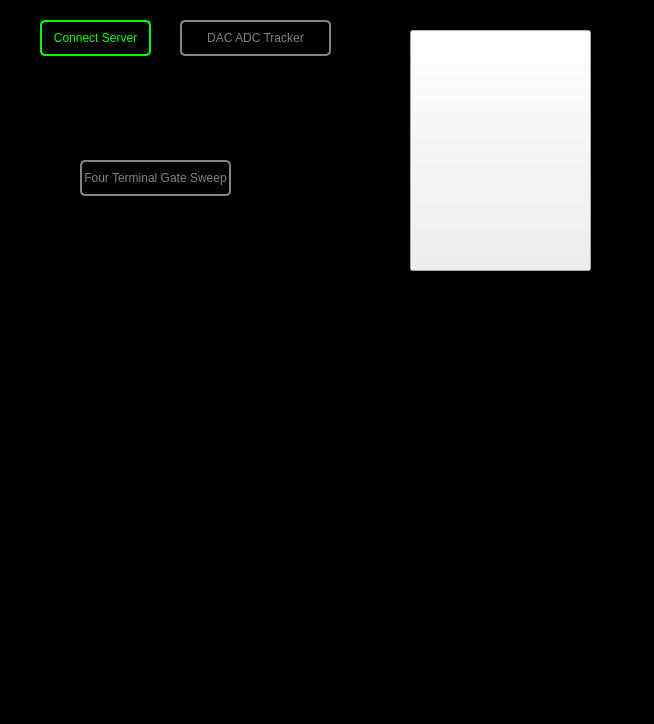
Qt form DEMONS GUI/MainWindow.ui (zxiazxia/LabRAD-Device-Electrical_Measurement-ONline_Software) before a commit.
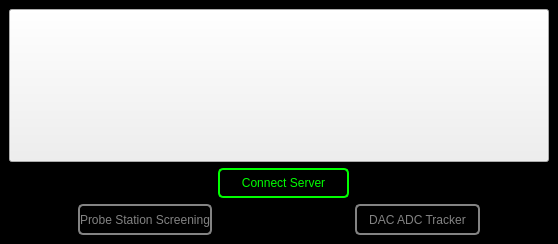
The same form after that commit. Icons and pictures are not drawn.

```diff
--- a/DEMONS GUI/MainWindow.ui
+++ b/DEMONS GUI/MainWindow.ui
@@ -6,8 +6,8 @@
    <rect>
     <x>0</x>
     <y>0</y>
-    <width>654</width>
-    <height>724</height>
+    <width>558</width>
+    <height>244</height>
    </rect>
   </property>
   <property name="windowTitle">
@@ -24,15 +24,53 @@
 background-color: rgb(0, 0, 0);
 }</string>
    </property>
+   <layout class="QGridLayout" name="gridLayout" rowstretch="5,1,1" columnstretch="1,2,1,1,2,1">
+    <item row="0" column="0" colspan="6">
+     <widget class="QPushButton" name="pushButton_Logo">
+      <property name="sizePolicy">
+       <sizepolicy hsizetype="Minimum" vsizetype="Preferred">
+        <horstretch>0</horstretch>
+        <verstretch>0</verstretch>
+       </sizepolicy>
+      </property>
+      <property name="styleSheet">
+       <string notr="true">#pushButton_Logo{
+image:url(:/Pictures/Pictures/DemonPicture.png);
+background: black;\n}</string>
+      </property>
+      <property name="text">
+       <string/>
+      </property>
+     </widget>
+    </item>
+    <item row="1" column="0">
+     <spacer name="horizontalSpacer">
+      <property name="orientation">
+       <enum>Qt::Horizontal</enum>
+      </property>
+      <property name="sizeHint" stdset="0">
+       <size>
+        <width>61</width>
+        <height>20</height>
+       </size>
+      </property>
+     </spacer>
+    </item>
+    <item row="1" column="1">
+     <spacer name="horizontalSpacer_2">
+      <property name="orientation">
+       <enum>Qt::Horizontal</enum>
+      </property>
+      <property name="sizeHint" stdset="0">
+       <size>
+        <width>124</width>
+        <height>20</height>
+       </size>
+      </property>
+     </spacer>
+    </item>
+    <item row="1" column="2" colspan="2">
    <widget class="QPushButton" name="pushButton_LabRADConnect">
-    <property name="geometry">
-     <rect>
-      <x>40</x>
-      <y>20</y>
-      <width>111</width>
-      <height>36</height>
-     </rect>
-    </property>
     <property name="sizePolicy">
      <sizepolicy hsizetype="Preferred" vsizetype="Preferred">
       <horstretch>0</horstretch>
@@ -58,15 +96,48 @@
      <string>Connect Server</string>
     </property>
    </widget>
-   <widget class="QPushButton" name="pushButton_FourTerminalGateSweep">
-    <property name="geometry">
-     <rect>
-      <x>80</x>
-      <y>160</y>
-      <width>151</width>
-      <height>36</height>
-     </rect>
-    </property>
+    </item>
+    <item row="1" column="4">
+     <spacer name="horizontalSpacer_3">
+      <property name="orientation">
+       <enum>Qt::Horizontal</enum>
+      </property>
+      <property name="sizeHint" stdset="0">
+       <size>
+        <width>124</width>
+        <height>20</height>
+       </size>
+      </property>
+     </spacer>
+    </item>
+    <item row="1" column="5">
+     <spacer name="horizontalSpacer_4">
+      <property name="orientation">
+       <enum>Qt::Horizontal</enum>
+      </property>
+      <property name="sizeHint" stdset="0">
+       <size>
+        <width>61</width>
+        <height>20</height>
+       </size>
+      </property>
+     </spacer>
+    </item>
+    <item row="2" column="0">
+     <spacer name="horizontalSpacer_8">
+      <property name="orientation">
+       <enum>Qt::Horizontal</enum>
+      </property>
+      <property name="sizeHint" stdset="0">
+       <size>
+        <width>61</width>
+        <height>20</height>
+       </size>
+      </property>
+     </spacer>
+    </item>
+    <item row="2" column="1">
+     <widget class="QPushButton" name="pushButton_FourTerminalGateSweepProbeStation">
     <property name="sizePolicy">
      <sizepolicy hsizetype="Preferred" vsizetype="Preferred">
       <horstretch>0</horstretch>
@@ -81,7 +152,7 @@
 border-radius: 5px
 }
 
-QPushButton#pushButton_FourTerminalGateSweep{
+QPushButton#pushButton_FourTerminalGateSweepProbeStation{
 color: rgb(131,131,131);
 background-color:rgb(0,0,0);
 border: 2px solid  rgb(131,131,131);
@@ -89,36 +160,38 @@
 }</string>
     </property>
     <property name="text">
-     <string>Four Terminal Gate Sweep</string>
-    </property>
-   </widget>
-   <widget class="QPushButton" name="pushButton_Logo">
-    <property name="geometry">
-     <rect>
-      <x>410</x>
-      <y>30</y>
-      <width>181</width>
-      <height>241</height>
-     </rect>
-    </property>
-    <property name="styleSheet">
-     <string notr="true">#pushButton_Logo{
-image:url(:/Pictures/Pictures/DemonPicture.png);
-background: black;\n}</string>
-    </property>
-    <property name="text">
-     <string/>
-    </property>
-   </widget>
+       <string>Probe Station Screening</string>
+      </property>
+     </widget>
+    </item>
+    <item row="2" column="2">
+     <spacer name="horizontalSpacer_7">
+      <property name="orientation">
+       <enum>Qt::Horizontal</enum>
+      </property>
+      <property name="sizeHint" stdset="0">
+       <size>
+        <width>61</width>
+        <height>20</height>
+       </size>
+      </property>
+     </spacer>
+    </item>
+    <item row="2" column="3">
+     <spacer name="horizontalSpacer_6">
+      <property name="orientation">
+       <enum>Qt::Horizontal</enum>
+      </property>
+      <property name="sizeHint" stdset="0">
+       <size>
+        <width>61</width>
+        <height>20</height>
+       </size>
+      </property>
+     </spacer>
+    </item>
+    <item row="2" column="4">
    <widget class="QPushButton" name="pushButton_DACADC_Tracker">
-    <property name="geometry">
-     <rect>
-      <x>180</x>
-      <y>20</y>
-      <width>151</width>
-      <height>36</height>
-     </rect>
-    </property>
     <property name="sizePolicy">
      <sizepolicy hsizetype="Preferred" vsizetype="Preferred">
       <horstretch>0</horstretch>
@@ -144,6 +217,21 @@
      <string>DAC ADC Tracker</string>
     </property>
    </widget>
+    </item>
+    <item row="2" column="5">
+     <spacer name="horizontalSpacer_5">
+      <property name="orientation">
+       <enum>Qt::Horizontal</enum>
+      </property>
+      <property name="sizeHint" stdset="0">
+       <size>
+        <width>61</width>
+        <height>20</height>
+       </size>
+      </property>
+     </spacer>
+    </item>
+   </layout>
   </widget>
  </widget>
  <resources>
```
Left out of the diff: 2 changed lines with no effect on the pictures. Lines whose indentation alone changed are shown as unchanged.
